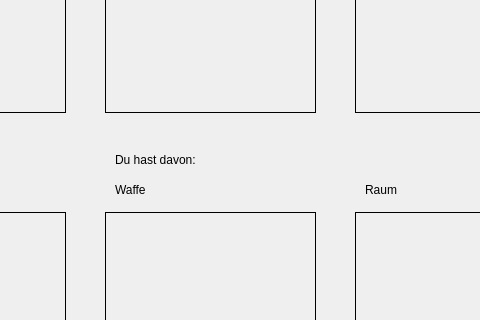
This is Cluedo/UI/SelectObjectToShowUI.ui in haegar80/Cluedo as Qt 5 draws it before an edit; both pictures show x 155 to 635 and y 248 to 568 of the 838 by 879 pixel window. The edited form follows.
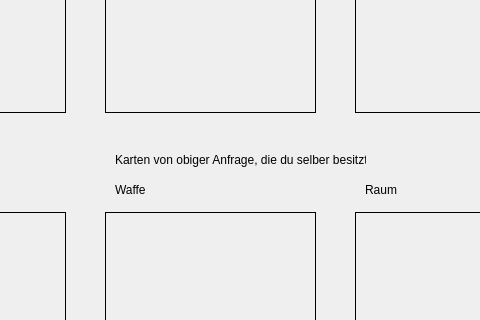
This is the edited form.

Commit message: Fixed GUI selecting object to show

```diff
--- a/Cluedo/UI/SelectObjectToShowUI.ui
+++ b/Cluedo/UI/SelectObjectToShowUI.ui
@@ -147,12 +147,12 @@
      <rect>
       <x>270</x>
       <y>400</y>
-      <width>171</width>
+      <width>251</width>
       <height>16</height>
      </rect>
     </property>
     <property name="text">
-     <string>Du hast davon:</string>
+     <string>&lt;html&gt;&lt;head/&gt;&lt;body&gt;&lt;p&gt;Karten von obiger Anfrage, die du selber besitzt:&lt;/p&gt;&lt;/body&gt;&lt;/html&gt;</string>
     </property>
    </widget>
    <widget class="QLabel" name="labelAsk">
```
The commit also changes 1 other file.
